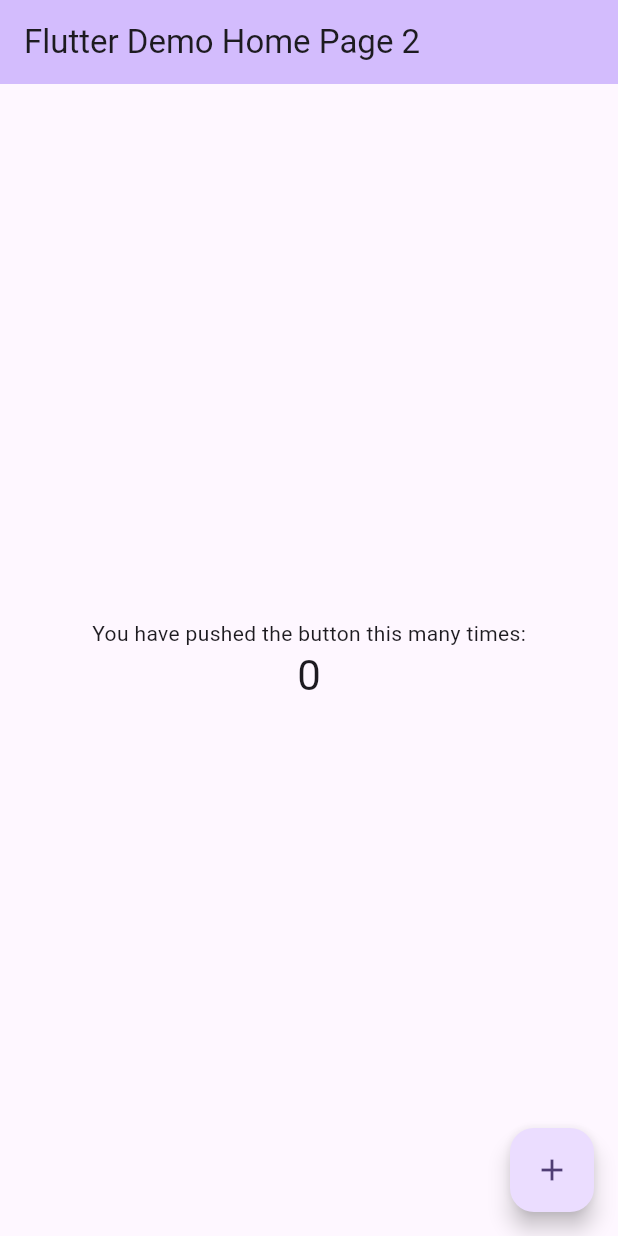
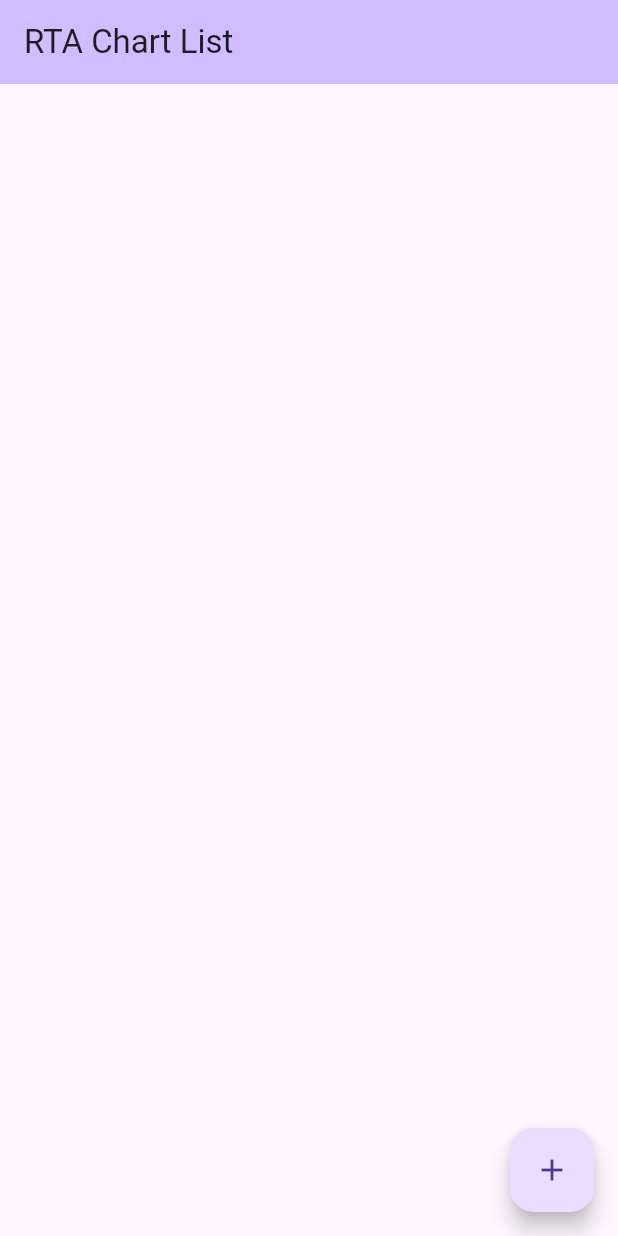
Before and after one commit to kibara/rta_chart_manager, a Flutter app: the screen it shows after launch, on a phone screen of 412 x 824 dp. Run offline on Flutter 3.47's test engine with Material 3 defaults, Android fonts, the phone set to English and light mode, and no system bars; our stand-ins replace go_router.

Commit message:
ページ単位でファイル分割してgo_routerで遷移

```diff
--- a/lib/main.dart
+++ b/lib/main.dart
@@ -1,4 +1,5 @@
 import 'package:flutter/material.dart';
+import 'package:rta_chart_flutter/route.dart';
 
 void main() {
   runApp(const MyApp());
@@ -10,75 +11,8 @@ class MyApp extends StatelessWidget {
   // アプリケーショントップ・エントリーポイント
   @override
   Widget build(BuildContext context) {
-    return MaterialApp(
-      title: 'Flutter Demo',
-      theme: ThemeData(
-        colorScheme: ColorScheme.fromSeed(seedColor: Colors.deepPurple),
-        useMaterial3: true,
-      ),
-
-      // アプリを起動した直後に開く画面？
-      home: const MyHomePage(title: 'Flutter Demo Home Page 2'),
+    return MaterialApp.router(
+      routerConfig: router,
     );
   }
 }
-
-class MyHomePage extends StatefulWidget {
-  const MyHomePage({super.key, required this.title});
-
-  // Fields in a Widget subclass are always marked "final".
-
-  final String title;
-
-  // ステートだけ定義してある状態
-  @override
-  State<MyHomePage> createState() => _MyHomePageState();
-}
-
-class _MyHomePageState extends State<MyHomePage> {
-  // ステートで保持する値
-  int _counter = 0;
-
-  // イベントで発火する関数の定義
-  void _incrementCounter() {
-    setState(() {
-      _counter++;
-    });
-  }
-
-  // アプリの画面構成と挙動を構成する
-  @override
-  Widget build(BuildContext context) {
-    // Scaffold = アプリのメイン画面全体
-    return Scaffold(
-      // appBar 上部のバー
-      appBar: AppBar(
-        backgroundColor: Theme.of(context).colorScheme.inversePrimary,
-        title: Text(widget.title),
-      ),
-
-      // body メインコンテンツの画面
-      body: Center(
-        child: Column(
-          mainAxisAlignment: MainAxisAlignment.center,
-          children: <Widget>[
-            const Text(
-              'You have pushed the button this many times:',
-            ),
-            Text(
-              '$_counter',
-              style: Theme.of(context).textTheme.headlineMedium,
-            ),
-          ],
-        ),
-      ),
-
-      // フローティングボタン
-      floatingActionButton: FloatingActionButton(
-        onPressed: _incrementCounter,
-        tooltip: 'Increment',
-        child: const Icon(Icons.add),
-      ),
-    );
-  }
-}
--- /dev/null
+++ b/lib/route.dart
@@ -0,0 +1,13 @@
+import 'package:go_router/go_router.dart';
+import 'package:rta_chart_flutter/screens/chart_titles.dart';
+
+final router = GoRouter(
+  routes: [
+    GoRoute(
+      path: '/',
+      builder: (context, state) => const ChartTitles(
+        title: 'RTA Chart List',
+      ),
+    ),
+  ],
+);
--- /dev/null
+++ b/lib/screens/chart_titles.dart
@@ -0,0 +1,85 @@
+import 'package:flutter/material.dart';
+import 'package:rta_chart_flutter/components/dialog/dialog_utils.dart';
+
+class ChartTitles extends StatefulWidget {
+  const ChartTitles({super.key, required this.title});
+
+  final String title;
+
+  // ステートを定義する
+  @override
+  State<ChartTitles> createState() => _ChartTitlesState();
+}
+
+class _ChartTitlesState extends State<ChartTitles> {
+  // ステートで保持する値
+  // {
+  //     "chart_title": [{ * chart_part1_json * }, { * chart_part2_json * }],
+  //     ...
+  // }
+  final Map<String, dynamic> _charts = {};
+  final List<String> _chartTitles = [];
+
+  // イベントで発火する関数の定義
+  void _addNewChart(String title) {
+    setState(() {
+      _chartTitles.add(title);
+    });
+  }
+
+  void _changeChartTile(int index, String title) {
+    setState(() {
+      _chartTitles[index] = title;
+    });
+  }
+
+  // アプリの画面構成と挙動を構成する
+  @override
+  Widget build(BuildContext context) {
+    // Scaffold = アプリのメイン画面全体
+    return Scaffold(
+      // appBar 上部のバー
+      appBar: AppBar(
+        backgroundColor: Theme.of(context).colorScheme.inversePrimary,
+        title: Text(widget.title),
+      ),
+
+      // body メインコンテンツの画面
+      body: Center(
+        child: ListView.builder(
+            itemCount: _chartTitles.length,
+            itemBuilder: (BuildContext context, int index) {
+              return Card(
+                child: ListTile(
+                  title: Text(_chartTitles[index]),
+                  trailing: IconButton(
+                    icon: Icon(Icons.edit),
+                    onPressed: () async {
+                      final String? chartTitle =
+                          await DialogUtils.showEditingDialog(
+                              context, _chartTitles[index]);
+                      if (chartTitle != null) {
+                        _changeChartTile(index, chartTitle);
+                      }
+                    },
+                  ),
+                ),
+              );
+            }),
+      ),
+
+      // フローティングボタン
+      floatingActionButton: FloatingActionButton(
+        onPressed: () async {
+          final String? chartTitle =
+              await DialogUtils.showEditingDialog(context, '無題');
+          if (chartTitle != null) {
+            _addNewChart(chartTitle);
+          }
+        },
+        tooltip: '新規作成',
+        child: const Icon(Icons.add),
+      ),
+    );
+  }
+}
```
